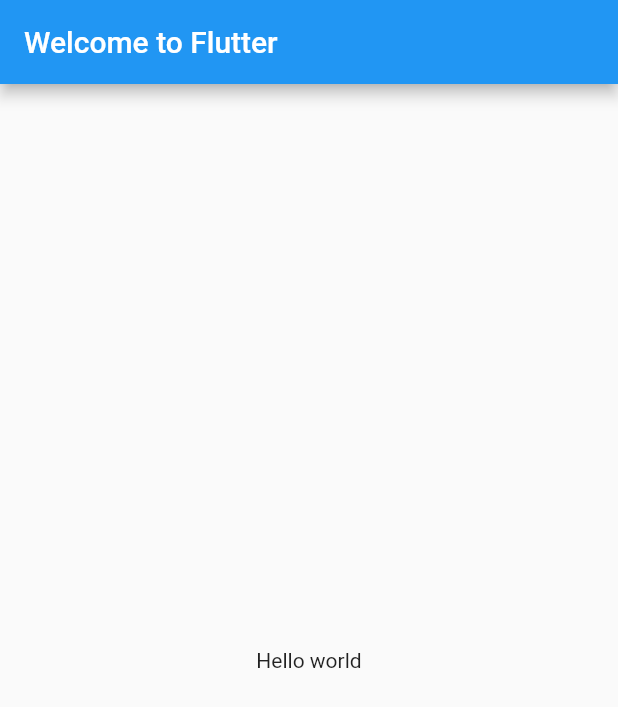
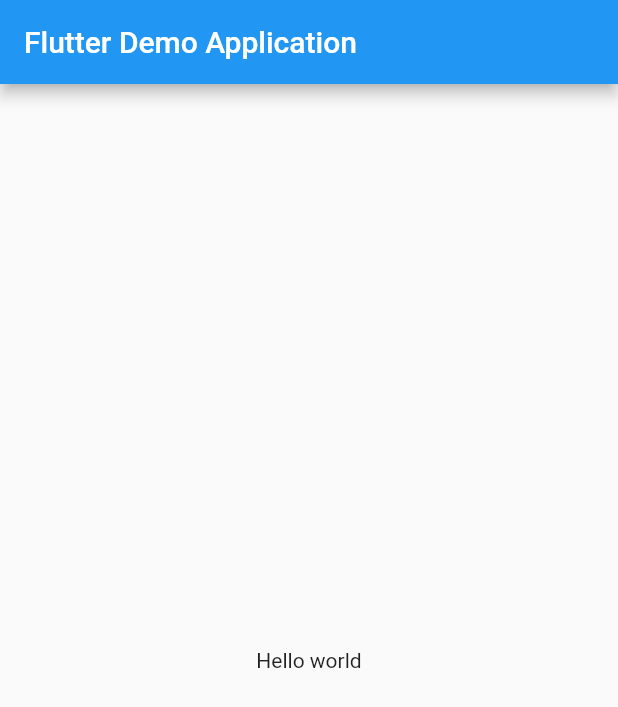
Before and after one commit to GeonwooVincentKim/Second_Flutter_Application, a Flutter app: the screen it shows after launch, on a phone screen of 412 x 824 dp. Shown: the top 707 px of the screen. Run offline on Flutter 3.47's test engine with Material 2 defaults, Android fonts, the phone set to English and light mode, and no system bars.

Commit message:
Converted 'Scaffold title' and 'MaterialApp title'.

```diff
--- a/lib/main.dart
+++ b/lib/main.dart
@@ -9,10 +9,10 @@ class MyApp extends StatelessWidget {
   @override
   Widget build(BuildContext context) {
     return MaterialApp(
-      title: "Flutter Demo Application",
+      title: "My First Flutter Application",
       home: Scaffold(
         appBar: AppBar(
-          title: Text("Welcome to Flutter")
+          title: Text("Flutter Demo Application")
         ),
         body: Center(
           child: Text("Hello world")
```
